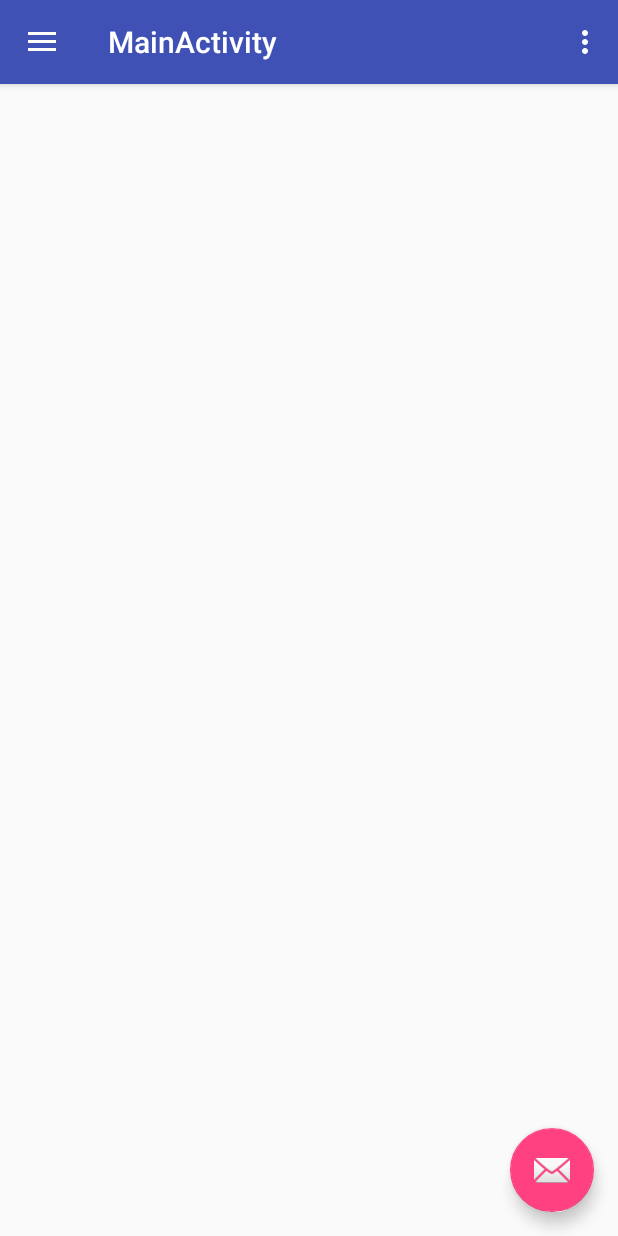
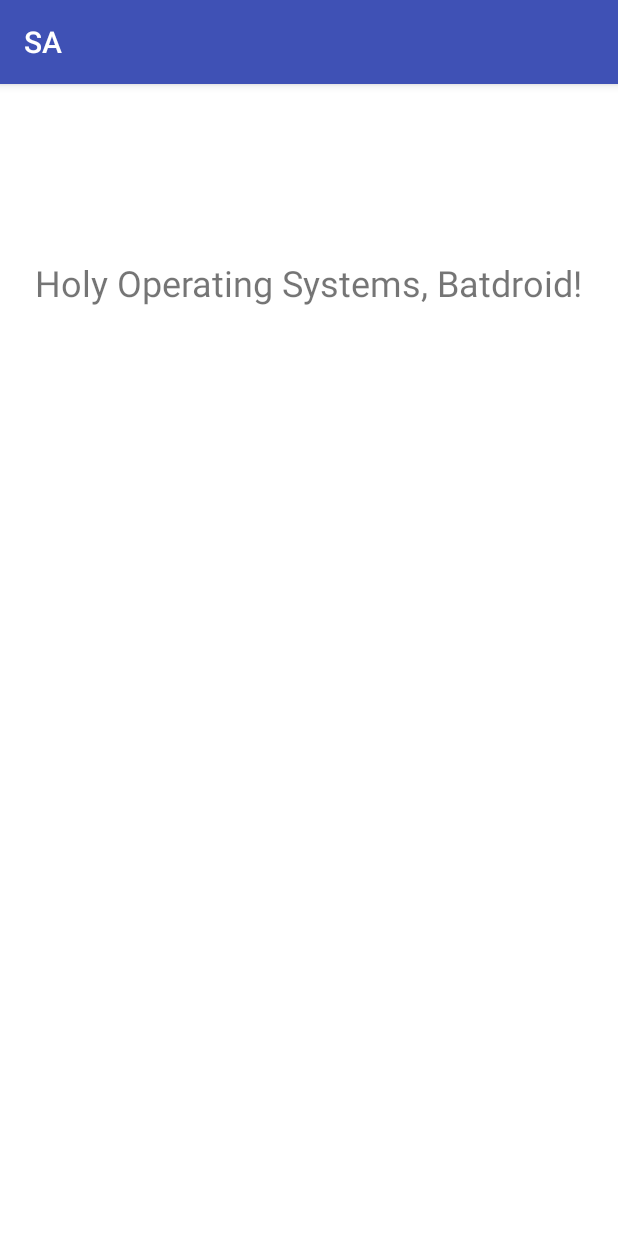
Before and after one commit to gnovakovski/SA, an Android app: the screen it shows after launch (MainActivity), on a phone screen of 412 x 824 dp. Run offline under Robolectric (Android 15) with nearby library versions, the phone set to English and light mode, and no system bars.

Commit message:
Correção da tela inicial

```diff
--- a/app/build.gradle
+++ b/app/build.gradle
@@ -26,7 +26,7 @@ dependencies {
     })
 
     compile 'com.android.support:appcompat-v7:24.2.1'
-    compile 'com.google.firebase:firebase-auth:9.6.1'
+    compile 'com.google.firebase:firebase-auth:9.8.0'
     compile 'com.google.firebase:firebase-database:9.8.0'
     testCompile 'junit:junit:4.12'
     compile 'com.android.support:design:24.2.1'
--- a/app/src/main/AndroidManifest.xml
+++ b/app/src/main/AndroidManifest.xml
@@ -17,10 +17,7 @@
             </intent-filter>
         </service>
 
-        <activity
-            android:name=".MainActivity"
-            android:label="@string/title_activity_main"
-            android:theme="@style/AppTheme.NoActionBar">
+        <activity android:name=".MainActivity">
             <intent-filter>
                 <action android:name="android.intent.action.MAIN" />
 
--- a/app/src/main/java/com/nunes/sa/MainActivity.java
+++ b/app/src/main/java/com/nunes/sa/MainActivity.java
@@ -1,121 +1,33 @@
 package com.nunes.sa;
 
-import android.content.Intent;
+import android.support.v7.app.AppCompatActivity;
 import android.os.Bundle;
-import android.support.design.widget.FloatingActionButton;
-import android.support.design.widget.Snackbar;
 import android.view.View;
-import android.support.design.widget.NavigationView;
-import android.support.v4.view.GravityCompat;
-import android.support.v4.widget.DrawerLayout;
-import android.support.v7.app.ActionBarDrawerToggle;
-import android.support.v7.app.AppCompatActivity;
-import android.support.v7.widget.Toolbar;
-import android.view.Menu;
-import android.view.MenuItem;
 import android.widget.AdapterView;
 import android.widget.ArrayAdapter;
 import android.widget.ListView;
+import android.widget.Toast;
 
-public class MainActivity extends AppCompatActivity
-        implements NavigationView.OnNavigationItemSelectedListener {
-    private String[] menuLateral;
-    private DrawerLayout mDrawerLayout;
+public class MainActivity extends AppCompatActivity {
     private ListView mDrawerList;
+    private ArrayAdapter<String> mAdapter;
     @Override
     protected void onCreate(Bundle savedInstanceState) {
         super.onCreate(savedInstanceState);
         setContentView(R.layout.activity_main);
-        Toolbar toolbar = (Toolbar) findViewById(R.id.toolbar);
-        setSupportActionBar(toolbar);
-
-
-        FloatingActionButton fab = (FloatingActionButton) findViewById(R.id.fab);
-        fab.setOnClickListener(new View.OnClickListener() {
+        mDrawerList = (ListView)findViewById(R.id.navList);
+        addDrawerItems();
+        mDrawerList.setOnItemClickListener(new AdapterView.OnItemClickListener() {
             @Override
-            public void onClick(View view) {
-                Snackbar.make(view, "Replace with your own action", Snackbar.LENGTH_LONG)
-                        .setAction("Action", null).show();
-
+            public void onItemClick(AdapterView<?> parent, View view, int position, long id) {
+                if()
             }
         });
 
-        DrawerLayout drawer = (DrawerLayout) findViewById(R.id.drawer_layout);
-        ActionBarDrawerToggle toggle = new ActionBarDrawerToggle(
-                this, drawer, toolbar, R.string.navigation_drawer_open, R.string.navigation_drawer_close);
-        drawer.setDrawerListener(toggle);
-        toggle.syncState();
-
-        NavigationView navigationView = (NavigationView) findViewById(R.id.nav_view);
-        navigationView.setNavigationItemSelectedListener(this);
-        mDrawerList.setAdapter(new ArrayAdapter<String>(this,
-                R.layout.content_main, menuLateral));
-        // Set the list's click listener
-        mDrawerList.setOnItemClickListener(new DrawerItemClickListener());
-
     }
-    private class DrawerItemClickListener implements ListView.OnItemClickListener {
-        @Override
-        public void onItemClick(AdapterView<?> parent, View view, int position, long id) {
-
-        }
-    }
-
-    @Override
-    public void onBackPressed() {
-        DrawerLayout drawer = (DrawerLayout) findViewById(R.id.drawer_layout);
-        if (drawer.isDrawerOpen(GravityCompat.START)) {
-            drawer.closeDrawer(GravityCompat.START);
-        } else {
-            super.onBackPressed();
-        }
-    }
-
-    @Override
-    public boolean onCreateOptionsMenu(Menu menu) {
-        // Inflate the menu; this adds items to the action bar if it is present.
-        getMenuInflater().inflate(R.menu.main, menu);
-        return true;
-    }
-
-    @Override
-    public boolean onOptionsItemSelected(MenuItem item) {
-        // Handle action bar item clicks here. The action bar will
-        // automatically handle clicks on the Home/Up button, so long
-        // as you specify a parent activity in AndroidManifest.xml.
-        int id = item.getItemId();
-
-        //noinspection SimplifiableIfStatement
-        if (id == R.id.action_settings) {
-            return true;
-        }
-
-        return super.onOptionsItemSelected(item);
-    }
-
-    @SuppressWarnings("StatementWithEmptyBody")
-    @Override
-    public boolean onNavigationItemSelected(MenuItem item) {
-        // Handle navigation view item clicks here.
-        int id = item.getItemId();
-
-        if (id == R.id.nav_aluno) {
-            Intent intent = new Intent(this, CadastroAlunoActivity.class);
-            startActivity(intent);
-        } else if (id == R.id.nav_equipe) {
-
-        } else if (id == R.id.nav_palestrante) {
-
-        } else if (id == R.id.nav_manage) {
-
-        } else if (id == R.id.nav_share) {
-
-        } else if (id == R.id.nav_send) {
-
-        }
-
-        DrawerLayout drawer = (DrawerLayout) findViewById(R.id.drawer_layout);
-        drawer.closeDrawer(GravityCompat.START);
-        return true;
+    private void addDrawerItems() {
+        String[] osArray = { "Android", "iOS", "Windows", "OS X", "Linux" };
+        mAdapter = new ArrayAdapter<String>(this, android.R.layout.simple_list_item_1, osArray);
+        mDrawerList.setAdapter(mAdapter);
     }
 }
--- a/app/src/main/res/layout/activity_main.xml
+++ b/app/src/main/res/layout/activity_main.xml
@@ -1,28 +1,46 @@
 <?xml version="1.0" encoding="utf-8"?>
-<android.support.v4.widget.DrawerLayout xmlns:android="http://schemas.android.com/apk/res/android"
-    xmlns:app="http://schemas.android.com/apk/res-auto"
+<android.support.v4.widget.DrawerLayout
+    xmlns:android="http://schemas.android.com/apk/res/android"
     xmlns:tools="http://schemas.android.com/tools"
     android:id="@+id/drawer_layout"
     android:layout_width="match_parent"
-    android:layout_height="match_parent"
-    android:fitsSystemWindows="true"
-    tools:openDrawer="start">
+    android:layout_height="match_parent">
 
+    <!-- The first child in the layout is for the main Activity UI-->
+    <RelativeLayout
+        android:layout_width="match_parent"
+        android:layout_height="match_parent"
+        android:paddingLeft="@dimen/activity_horizontal_margin"
+        android:paddingRight="@dimen/activity_horizontal_margin"
+        android:paddingTop="@dimen/activity_vertical_margin"
+        android:paddingBottom="@dimen/activity_vertical_margin"
+        tools:context=".MainActivity"
+        android:background="#ffffffff">
 
-    <include
-        layout="@layout/app_bar_main"
-        android:layout_width="match_parent"
-        android:layout_height="match_parent" />
+        <TextView
+            android:layout_width="wrap_content"
+            android:layout_height="wrap_content"
+            android:layout_centerHorizontal="true"
+            android:text="Holy Operating Systems, Batdroid!"
+            android:textSize="24sp"
+            android:gravity="center"
+            android:layout_marginTop="100dp"/>
 
+        <ImageView
+            android:layout_width="wrap_content"
+            android:layout_height="wrap_content"
+            android:src="@drawable/ic_add_white_24dp"
+            android:layout_alignParentBottom="true"
+            android:layout_centerHorizontal="true"/>
 
-    <android.support.design.widget.NavigationView
-        android:id="@+id/nav_view"
-        android:layout_width="wrap_content"
+    </RelativeLayout>
+
+    <!-- Side navigation drawer UI -->
+    <ListView
+        android:id="@+id/navList"
+        android:layout_width="200dp"
         android:layout_height="match_parent"
-        android:layout_gravity="start"
-        android:fitsSystemWindows="true"
-        app:headerLayout="@layout/nav_header_main"
-        app:menu="@menu/activity_main_drawer" />
-
+        android:layout_gravity="left|start"
+        android:background="#ffeeeeee"/>
 
 </android.support.v4.widget.DrawerLayout>
```
Also changed, not shown: app/src/main/res/layout/activity_cadastro_palestrante.xml (+13 -0 lines), 3 other files.
